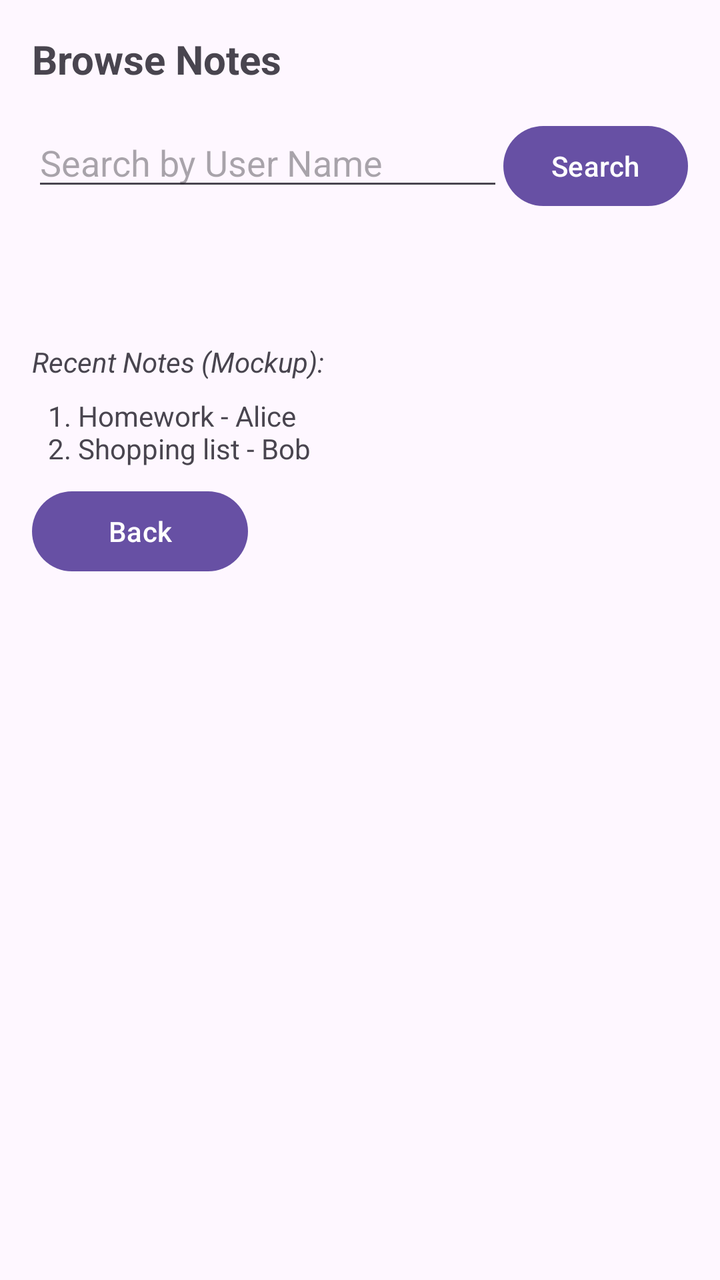
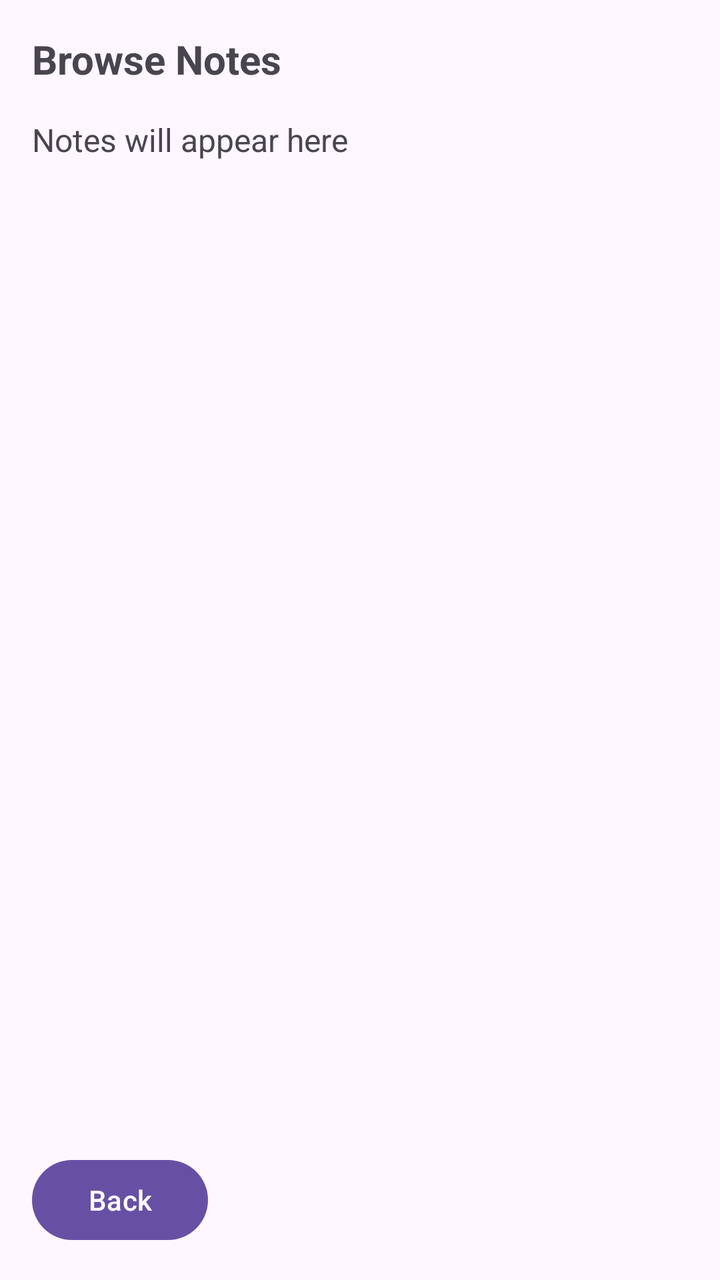

Compare the two renders of this Android layout. The source of the first and the diff that turns it into the second are given below.
<!-- AndroidManifest.xml: application theme Theme.LAb5 -->
<!-- res/layout/activity_browse_note.xml -->
<?xml version="1.0" encoding="utf-8"?>
<LinearLayout xmlns:android="http://schemas.android.com/apk/res/android"
    android:layout_width="match_parent"
    android:layout_height="match_parent"
    android:orientation="vertical"
    android:padding="16dp">

    <TextView
        android:layout_width="match_parent"
        android:layout_height="wrap_content"
        android:text="Browse Notes"
        android:textSize="20sp"
        android:textStyle="bold"
        android:layout_marginBottom="16dp" />

    <LinearLayout
        android:layout_width="match_parent"
        android:layout_height="wrap_content"
        android:orientation="horizontal">

        <EditText
            android:id="@+id/searchUserEditText"
            android:layout_width="0dp"
            android:layout_height="wrap_content"
            android:layout_weight="1"
            android:hint="Search by User Name" />

        <Button
            android:id="@+id/searchButton"
            android:layout_width="wrap_content"
            android:layout_height="wrap_content"
            android:text="Search" />
    </LinearLayout>

    <ProgressBar
        android:id="@+id/browseProgressBar"
        style="?android:attr/progressBarStyleHorizontal"
        android:layout_width="match_parent"
        android:layout_height="wrap_content"
        android:indeterminate="true"
        android:visibility="gone" />

    <TextView
        android:id="@+id/searchResultTextView"
        android:layout_width="match_parent"
        android:layout_height="wrap_content"
        android:layout_marginTop="20dp"
        android:gravity="center"
        android:text=""
        android:textColor="#FF0000"
        android:textSize="18sp" />

    <TextView
        android:layout_width="match_parent"
        android:layout_height="wrap_content"
        android:layout_marginTop="20dp"
        android:text="Recent Notes (Mockup):"
        android:textStyle="italic" />

    <TextView
        android:layout_width="match_parent"
        android:layout_height="wrap_content"
        android:text="1. Homework - Alice\n2. Shopping list - Bob"
        android:padding="8dp" />

    <Button
        android:id="@+id/button4"
        android:layout_width="108dp"
        android:layout_height="wrap_content"
        android:text="Back" />

</LinearLayout>
<!-- resources referenced by this layout -->
<resources>
  <style name="Theme.LAb5" parent="Base.Theme.LAb5" />
  <style name="Base.Theme.LAb5" parent="Theme.Material3.DayNight.NoActionBar">
          
          
      </style>
</resources>

<!-- the commit's change to res/layout/activity_browse_note.xml (unified diff, before → after) -->
@@ -8,29 +8,10 @@
     <TextView
         android:layout_width="match_parent"
         android:layout_height="wrap_content"
+        android:layout_marginBottom="16dp"
         android:text="Browse Notes"
         android:textSize="20sp"
-        android:textStyle="bold"
-        android:layout_marginBottom="16dp" />
-
-    <LinearLayout
-        android:layout_width="match_parent"
-        android:layout_height="wrap_content"
-        android:orientation="horizontal">
-
-        <EditText
-            android:id="@+id/searchUserEditText"
-            android:layout_width="0dp"
-            android:layout_height="wrap_content"
-            android:layout_weight="1"
-            android:hint="Search by User Name" />
-
-        <Button
-            android:id="@+id/searchButton"
-            android:layout_width="wrap_content"
-            android:layout_height="wrap_content"
-            android:text="Search" />
-    </LinearLayout>
+        android:textStyle="bold" />
 
     <ProgressBar
         android:id="@+id/browseProgressBar"
@@ -41,31 +22,16 @@
         android:visibility="gone" />
 
     <TextView
-        android:id="@+id/searchResultTextView"
+        android:id="@+id/textView4"
         android:layout_width="match_parent"
-        android:layout_height="wrap_content"
-        android:layout_marginTop="20dp"
-        android:gravity="center"
-        android:text=""
-        android:textColor="#FF0000"
-        android:textSize="18sp" />
-
-    <TextView
-        android:layout_width="match_parent"
-        android:layout_height="wrap_content"
-        android:layout_marginTop="20dp"
-        android:text="Recent Notes (Mockup):"
-        android:textStyle="italic" />
-
-    <TextView
-        android:layout_width="match_parent"
-        android:layout_height="wrap_content"
-        android:text="1. Homework - Alice\n2. Shopping list - Bob"
-        android:padding="8dp" />
+        android:layout_height="0dp"
+        android:layout_weight="1"
+        android:text="Notes will appear here"
+        android:textSize="16sp" />
 
     <Button
         android:id="@+id/button4"
-        android:layout_width="108dp"
+        android:layout_width="wrap_content"
         android:layout_height="wrap_content"
         android:text="Back" />
 
